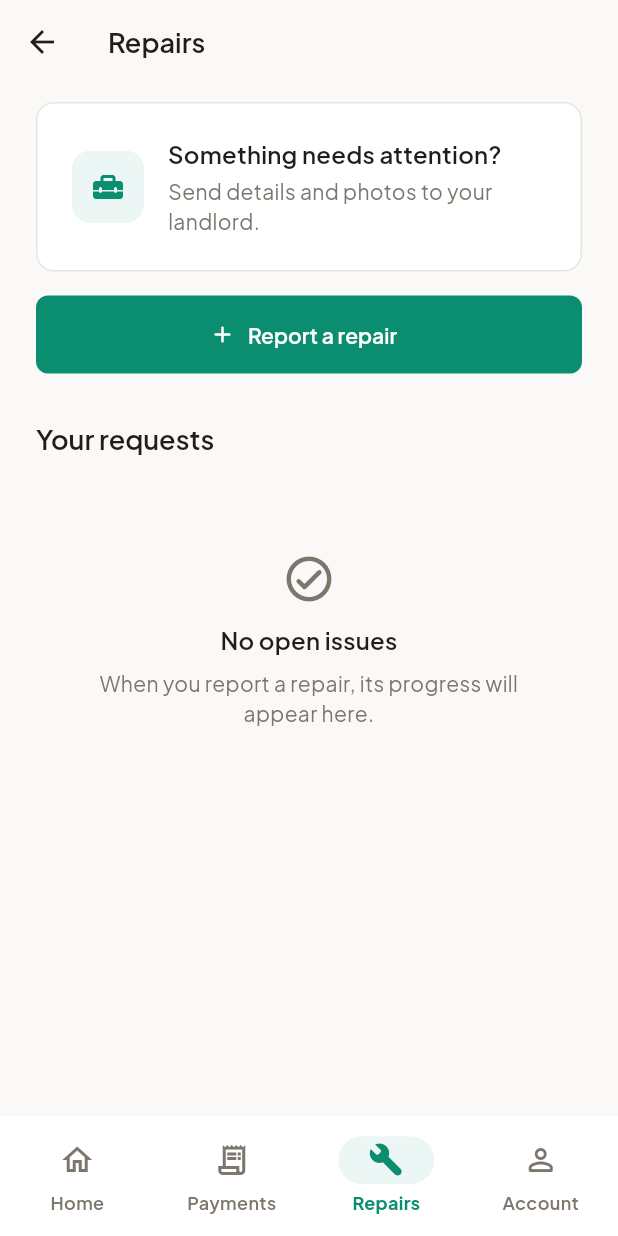
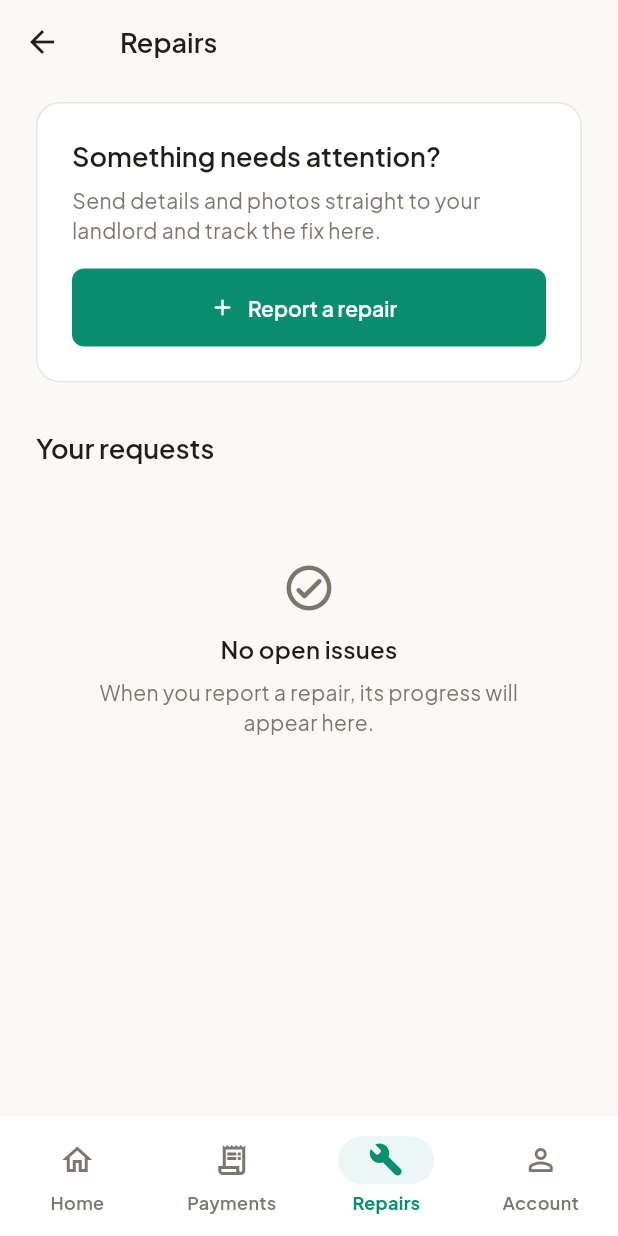
Before and after one commit to mauyaa/kodara, a Flutter app: the HomeScreen screen opened directly, item 3 of the bottom bar chosen, on a phone screen of 412 x 824 dp. Run offline on Flutter 3.47's test engine with Material 3 defaults, Android fonts, the phone set to English and light mode, and no system bars; our stand-ins replace flutter_riverpod, image_picker, supabase_flutter; accounts and stored records are empty.

Commit message:
Mobile: centered content frame and minimalist composition
- KodaraFrame constrains every surface (app bar title, tab bodies, bottom
  navigation) to a 520px column so the app composes professionally on
  tablets, desktop, and web preview; phones are unaffected
- Metric tiles lose decorative icons (eyebrow + value only), repairs CTA
  merges into its explainer card, card radius unified at 16px
- Verified live on flutter web: home and payments tabs render as a
  centered column with aligned chrome; analyze clean, tests pass

```diff
--- a/mobile/lib/screens/home_screen.dart
+++ b/mobile/lib/screens/home_screen.dart
@@ -8,6 +8,7 @@ import '../services/api_exception.dart';
 import '../theme/kodara_theme.dart';
 import '../widgets/async_state_view.dart';
 import '../widgets/formatters.dart';
+import '../widgets/kodara_frame.dart';
 import '../widgets/kodara_logo.dart';
 import '../widgets/maintenance_request_sheet.dart';
 import '../widgets/payment_sheet.dart';
@@ -40,11 +41,22 @@ class _HomeScreenState extends ConsumerState<HomeScreen> {
 
     return Scaffold(
       appBar: AppBar(
-        title: _selectedIndex == 0
+        titleSpacing: 0,
+        title: KodaraFrame(
+          child: Padding(
+            padding:
+                const EdgeInsets.symmetric(horizontal: KodaraSpacing.space5),
+            child: Align(
+              alignment: Alignment.centerLeft,
+              child: _selectedIndex == 0
                   ? const KodaraLockup()
                   : Text(_titles[_selectedIndex]),
             ),
-      body: tenancyAsync.when(
+          ),
+        ),
+      ),
+      body: KodaraFrame(
+        child: tenancyAsync.when(
           loading: () => const Center(child: CircularProgressIndicator()),
           error: (error, _) => AsyncStateView(
             loading: false,
@@ -69,9 +81,17 @@ class _HomeScreenState extends ConsumerState<HomeScreen> {
                   ],
                 ),
         ),
+      ),
       bottomNavigationBar: tenancy == null
           ? null
-          : NavigationBar(
+          : ColoredBox(
+              color: Theme.of(context).colorScheme.surface,
+              child: Center(
+                heightFactor: 1,
+                child: ConstrainedBox(
+                  constraints:
+                      const BoxConstraints(maxWidth: KodaraSpacing.frameTenant),
+                  child: NavigationBar(
                     selectedIndex: _selectedIndex,
                     onDestinationSelected: _selectTab,
                     destinations: const [
@@ -96,6 +116,9 @@ class _HomeScreenState extends ConsumerState<HomeScreen> {
                         label: 'Account',
                       ),
                     ],
+                  ),
+                ),
+              ),
             ),
     );
   }
@@ -288,7 +311,6 @@ class _OverviewTab extends ConsumerWidget {
                 child: _MetricCard(
                   label: 'MONTHLY RENT',
                   value: formatKes(tenancy.rentAmount),
-                  icon: Icons.calendar_month_rounded,
                 ),
               ),
               const SizedBox(width: KodaraSpacing.space3),
@@ -296,7 +318,6 @@ class _OverviewTab extends ConsumerWidget {
                 child: _MetricCard(
                   label: 'NEXT DUE',
                   value: formatDate(tenancy.nextDueDate),
-                  icon: Icons.event_available_rounded,
                 ),
               ),
             ],
@@ -551,42 +572,17 @@ class _RepairsTab extends ConsumerWidget {
           Card(
             child: Padding(
               padding: const EdgeInsets.all(KodaraSpacing.space5),
-              child: Row(
-                children: [
-                  Container(
-                    width: 48,
-                    height: 48,
-                    decoration: BoxDecoration(
-                      color: context.kodara.accentTint,
-                      borderRadius: BorderRadius.circular(KodaraRadius.md),
-                    ),
-                    child: Icon(
-                      Icons.home_repair_service_rounded,
-                      color: context.kodara.accent,
-                    ),
-                  ),
-                  const SizedBox(width: KodaraSpacing.space4),
-                  Expanded(
               child: Column(
                 crossAxisAlignment: CrossAxisAlignment.start,
                 children: [
                   Text(
                     'Something needs attention?',
-                          style: Theme.of(context).textTheme.titleMedium,
+                    style: Theme.of(context).textTheme.titleLarge,
                   ),
-                        const SizedBox(height: KodaraSpacing.space1),
+                  const SizedBox(height: KodaraSpacing.space2),
                   Text(
-                          'Send details and photos to your landlord.',
-                          style: TextStyle(
-                            color: context.kodara.textSecondary,
-                          ),
-                        ),
-                      ],
-                    ),
-                  ),
-                ],
-              ),
-            ),
+                    'Send details and photos straight to your landlord and track the fix here.',
+                    style: TextStyle(color: context.kodara.textSecondary),
                   ),
                   const SizedBox(height: KodaraSpacing.space4),
                   SizedBox(
@@ -595,6 +591,10 @@ class _RepairsTab extends ConsumerWidget {
                       onPressed: reportIssue,
                       icon: const Icon(Icons.add_rounded),
                       label: const Text('Report a repair'),
+                    ),
+                  ),
+                ],
+              ),
             ),
           ),
           const SizedBox(height: KodaraSpacing.space6),
@@ -767,15 +767,10 @@ class _AccountTab extends ConsumerWidget {
 }
 
 class _MetricCard extends StatelessWidget {
-  const _MetricCard({
-    required this.label,
-    required this.value,
-    required this.icon,
-  });
+  const _MetricCard({required this.label, required this.value});
 
   final String label;
   final String value;
-  final IconData icon;
 
   @override
   Widget build(BuildContext context) {
@@ -785,8 +780,6 @@ class _MetricCard extends StatelessWidget {
         child: Column(
           crossAxisAlignment: CrossAxisAlignment.start,
           children: [
-            Icon(icon, size: 20, color: context.kodara.accent),
-            const SizedBox(height: KodaraSpacing.space3),
             Text(
               label,
               style: KodaraTypography.eyebrow.copyWith(
@@ -794,12 +787,12 @@ class _MetricCard extends StatelessWidget {
                 letterSpacing: 1,
               ),
             ),
-            const SizedBox(height: KodaraSpacing.space1),
+            const SizedBox(height: KodaraSpacing.space2),
             Text(
               value,
               maxLines: 2,
               overflow: TextOverflow.ellipsis,
-              style: Theme.of(context).textTheme.titleSmall,
+              style: Theme.of(context).textTheme.titleMedium,
             ),
           ],
         ),
--- a/mobile/lib/theme/kodara_theme.dart
+++ b/mobile/lib/theme/kodara_theme.dart
@@ -434,7 +434,7 @@ ThemeData _buildTheme(KodaraThemeExtension p, Brightness brightness) {
       color: p.surface,
       surfaceTintColor: Colors.transparent,
       shape: RoundedRectangleBorder(
-        borderRadius: BorderRadius.circular(KodaraRadius.md),
+        borderRadius: BorderRadius.circular(KodaraRadius.lg),
         side: BorderSide(color: p.border),
       ),
     ),
--- /dev/null
+++ b/mobile/lib/widgets/kodara_frame.dart
@@ -0,0 +1,25 @@
+import 'package:flutter/material.dart';
+
+import '../theme/kodara_theme.dart';
+
+/// Centers content in a phone-width column (max [KodaraSpacing.frameTenant])
+/// so the app composes correctly on tablets, desktop, and the web preview —
+/// on phones the constraint never bites. Every screen body, the app bar
+/// title, and the bottom navigation share this frame so all chrome lines up
+/// on one axis.
+class KodaraFrame extends StatelessWidget {
+  const KodaraFrame({super.key, required this.child});
+
+  final Widget child;
+
+  @override
+  Widget build(BuildContext context) {
+    return Center(
+      child: ConstrainedBox(
+        constraints:
+            const BoxConstraints(maxWidth: KodaraSpacing.frameTenant),
+        child: child,
+      ),
+    );
+  }
+}
```
Lines whose indentation alone changed are shown as unchanged.
